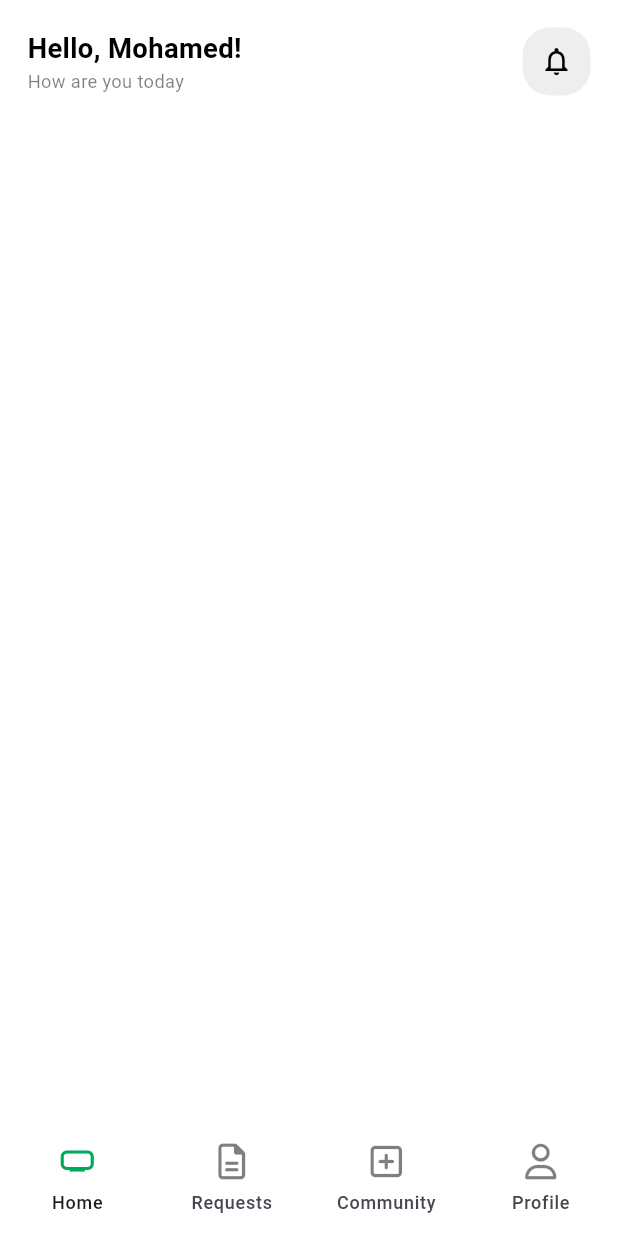
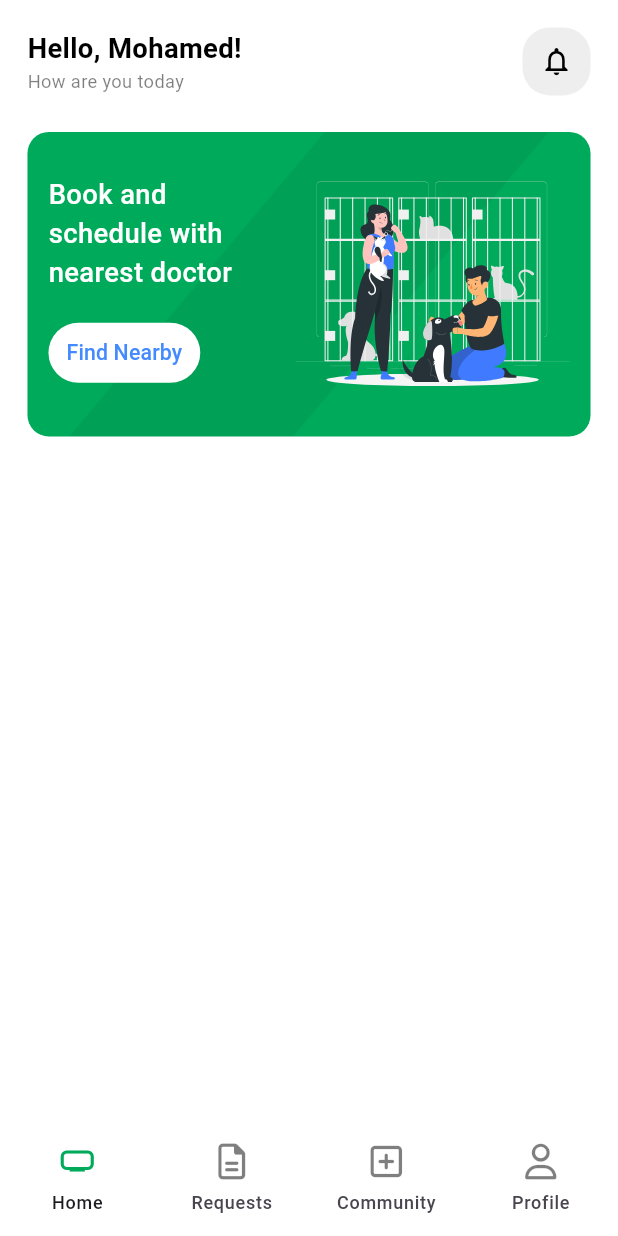
Before and after one commit to Loaiosama/PetYard, a Flutter app: the HomeScreen screen opened by its route, on a phone screen of 412 x 824 dp. Run offline on Flutter 3.47's test engine with Material 3 defaults, Android fonts, the phone set to English and light mode, and no system bars; our stand-ins replace animated_splash_screen, dio, flutter_screenutil, flutter_secure_storage, flutter_svg, font_awesome_flutter and 2 more; accounts and stored records are empty.

Commit message:
Home main banner done

```diff
--- a/petowner_frontend/lib/core/utils/theming/styles.dart
+++ b/petowner_frontend/lib/core/utils/theming/styles.dart
@@ -23,6 +23,11 @@ class Styles {
   static TextStyle styles18BoldBlack = TextStyle(
     fontSize: 18.sp,
     fontWeight: FontsHelper.bold,
+    color: Colors.black,
+  );
+  static TextStyle styles18MediumWhite = TextStyle(
+    fontSize: 18.sp,
+    fontWeight: FontsHelper.medium,
     color: Colors.black,
   );
   static TextStyle styles16BoldBlack = TextStyle(
--- /dev/null
+++ b/petowner_frontend/lib/features/home/presentation/view/widgets/home_banner.dart
@@ -0,0 +1,92 @@
+
+import 'package:flutter/material.dart';
+import 'package:flutter_screenutil/flutter_screenutil.dart';
+import 'package:flutter_svg/flutter_svg.dart';
+import 'package:petowner_frontend/core/utils/helpers/spacing.dart';
+import 'package:petowner_frontend/core/utils/theming/colors.dart';
+import 'package:petowner_frontend/core/utils/theming/styles.dart';
+
+class HomeBanner extends StatelessWidget {
+  const HomeBanner({super.key});
+
+  @override
+  Widget build(BuildContext context) {
+    return Container(
+      width: double.infinity,
+      height: 200.h,
+      decoration: BoxDecoration(
+        borderRadius: BorderRadius.circular(14.0.r),
+        color: kPrimaryGreen,
+      ),
+      child: Stack(
+        children: [
+          Center(
+            child: ClipRect(
+              child: OverflowBox(
+                maxWidth: double.infinity,
+                maxHeight: double.infinity,
+                alignment: Alignment.center,
+                child: Transform.rotate(
+                  angle: 40 * 3.1415927 / 180,
+                  child: Container(
+                    width: 100.w,
+                    height: 400.h,
+                    color: Colors.black.withOpacity(0.05),
+                    child: Transform.rotate(
+                      angle: 70 * 3.1415927 / 180,
+                      child: Container(
+                        color: Colors.transparent,
+                      ),
+                    ),
+                  ),
+                ),
+              ),
+            ),
+          ),
+          Padding(
+            padding: const EdgeInsets.only(
+                left: 14.0, right: 14.0, top: 20.0, bottom: 14.0),
+            child: Row(
+              mainAxisAlignment: MainAxisAlignment.spaceBetween,
+              children: [
+                Padding(
+                  padding: const EdgeInsets.only(top: 9.0),
+                  child: Column(
+                    crossAxisAlignment: CrossAxisAlignment.start,
+                    children: [
+                      SizedBox(
+                        width: MediaQuery.of(context).size.width * 0.36,
+                        child: Text(
+                          'Book and schedule with nearest doctor',
+                          style: Styles.styles18MediumWhite
+                              .copyWith(color: Colors.white),
+                        ),
+                      ),
+                      heightSizedBox(16),
+                      TextButton(
+                        onPressed: () {},
+                        style: TextButton.styleFrom(
+                          backgroundColor: Colors.white,
+                        ),
+                        child: Text(
+                          'Find Nearby',
+                          style: Styles.styles18MediumWhite
+                              .copyWith(color: Colors.blueAccent,fontSize: 14.sp),
+                        ),
+                      ),
+                    ],
+                  ),
+                ),
+                SvgPicture.asset(
+                  'assets/svgs/pet_sitting_home.svg',
+                  height: 180.h,
+                  fit: BoxFit.cover,
+                ),
+              ],
+            ),
+          ),
+        ],
+      ),
+    );
+  }
+}
--- a/petowner_frontend/lib/features/home/presentation/view/widgets/home_screen_body.dart
+++ b/petowner_frontend/lib/features/home/presentation/view/widgets/home_screen_body.dart
@@ -1,8 +1,13 @@
+import 'package:flutter/cupertino.dart';
 import 'package:flutter/material.dart';
 import 'package:flutter_screenutil/flutter_screenutil.dart';
+import 'package:flutter_svg/flutter_svg.dart';
+import 'package:petowner_frontend/core/utils/helpers/spacing.dart';
+import 'package:petowner_frontend/core/utils/theming/colors.dart';
 import 'package:petowner_frontend/core/utils/theming/styles.dart';
 
 import 'home_app_bar.dart';
+import 'home_banner.dart';
 
 class HomeScreenBody extends StatelessWidget {
   const HomeScreenBody({super.key});
@@ -12,10 +17,12 @@ class HomeScreenBody extends StatelessWidget {
     return SafeArea(
       child: Padding(
         padding: EdgeInsets.only(left: 16.w, right: 16.w, top: 16.w),
-        child: const Column(
+        child: Column(
           crossAxisAlignment: CrossAxisAlignment.start,
           children: [
-            HomeAppBar(),
+            const HomeAppBar(),
+            heightSizedBox(24),
+            const HomeBanner(),
           ],
         ),
       ),
```
Also changed, not shown: petowner_frontend/assets/svgs/pet_sitting_home.svg (added).
